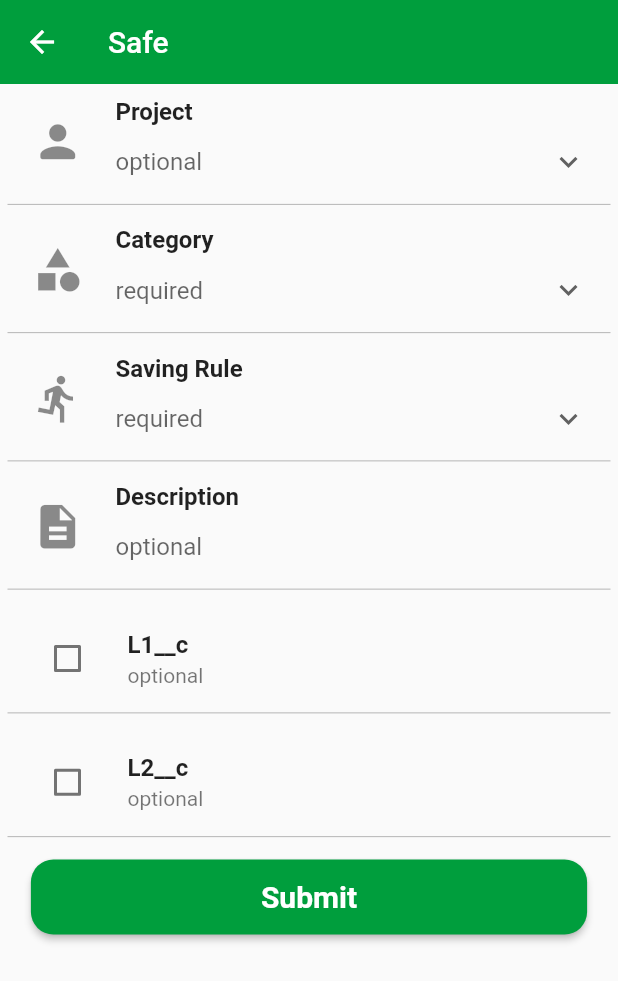
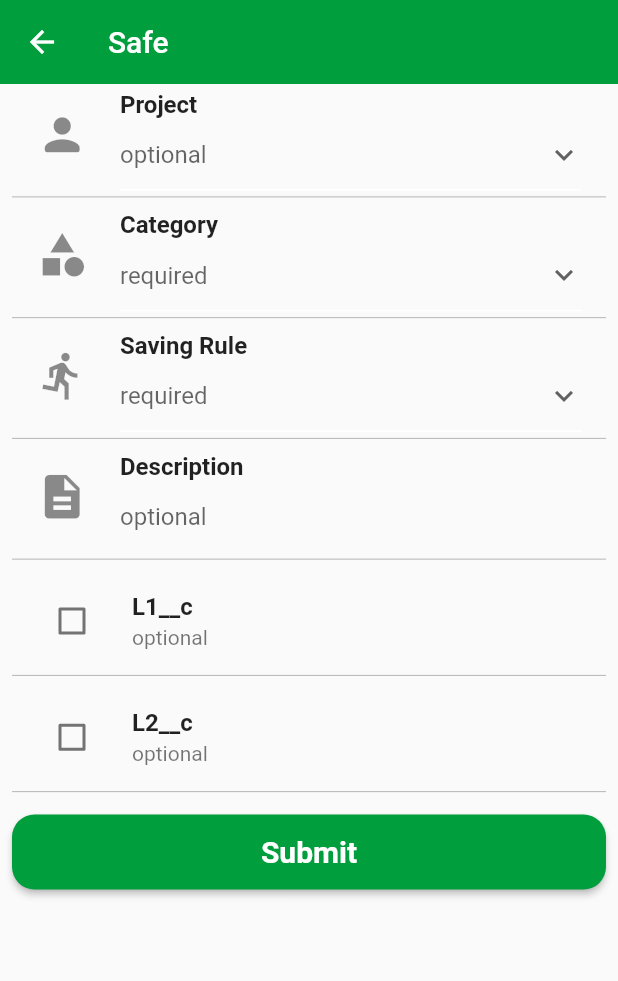
Before and after one commit to divyang-mobio/wts_energy, a Flutter app: the SafeScreen screen opened directly, on a phone screen of 412 x 824 dp. Shown: the top 981 px of the screen. Run offline on Flutter 3.47's test engine with Material 2 defaults, Android fonts, the phone set to English and light mode, and no system bars; our stand-ins replace bloc, flutter_bloc.

Commit message:
safe screen complete

```diff
--- a/assets/Safe.json
+++ b/assets/Safe.json
@@ -12,7 +12,7 @@
          "selectedOption": null,
          "id": "Project_Safe",
          "hint": "optional",
-         "IsRequired": "true",
+         "IsRequired": "false",
          "isSafe": false,
          "default": "Jon",
          "options": [
@@ -111,7 +111,7 @@
          "selectedOption": null,
          "id": "Description_Safe",
          "hint": "optional",
-         "IsRequired": "false",
+         "IsRequired": "true",
          "isSafe": false,
          "default": "Jon",
          "options": [
--- /dev/null
+++ b/lib/controller/drop_down_boc/drop_down_bloc.dart
@@ -0,0 +1,13 @@
+import 'package:bloc/bloc.dart';
+
+part 'drop_down_event.dart';
+
+part 'drop_down_state.dart';
+
+class DropDownBloc extends Bloc<DropDownEvent, DropDownState> {
+  DropDownBloc() : super(DropDownInitial()) {
+    on<SelectValue>((event, emit) {
+      emit(DropDownSelectedValue());
+    });
+  }
+}
--- /dev/null
+++ b/lib/controller/drop_down_boc/drop_down_event.dart
@@ -0,0 +1,5 @@
+part of 'drop_down_bloc.dart';
+
+abstract class DropDownEvent {}
+
+class SelectValue extends DropDownEvent {}
--- /dev/null
+++ b/lib/controller/drop_down_boc/drop_down_state.dart
@@ -0,0 +1,7 @@
+part of 'drop_down_bloc.dart';
+
+abstract class DropDownState {}
+
+class DropDownInitial extends DropDownState {}
+
+class DropDownSelectedValue extends DropDownState {}
--- /dev/null
+++ b/lib/controller/validation_bloc/validation_bloc.dart
@@ -0,0 +1,13 @@
+import 'package:bloc/bloc.dart';
+
+part 'validation_event.dart';
+
+part 'validation_state.dart';
+
+class ValidationBloc extends Bloc<ValidationEvent, ValidationState> {
+  ValidationBloc() : super(ValidationInitial()) {
+    on<ValidationInComplete>((event, emit) {
+      emit(ValidationError());
+    });
+  }
+}
--- /dev/null
+++ b/lib/controller/validation_bloc/validation_event.dart
@@ -0,0 +1,5 @@
+part of 'validation_bloc.dart';
+
+abstract class ValidationEvent {}
+
+class ValidationInComplete extends ValidationEvent {}
--- /dev/null
+++ b/lib/controller/validation_bloc/validation_state.dart
@@ -0,0 +1,7 @@
+part of 'validation_bloc.dart';
+
+abstract class ValidationState {}
+
+class ValidationInitial extends ValidationState {}
+
+class ValidationError extends ValidationState {}
--- a/lib/resources/list_resources.dart
+++ b/lib/resources/list_resources.dart
@@ -10,3 +10,14 @@ List<DataModel> data = [
   DataModel(image: 'assets/ic_feedback_reports.png', title: 'Reports'),
   DataModel(image: 'assets/ic_safe.png', title: 'Settings'),
 ];
+
+
+
+List<IconData> iconData = [
+  Icons.person_rounded,
+  Icons.category,
+  Icons.directions_run_outlined,
+  Icons.description,
+  Icons.description,
+  Icons.description
+];
--- a/lib/resources/resources.dart
+++ b/lib/resources/resources.dart
@@ -1,3 +1,5 @@
+import 'package:flutter/material.dart';
+
 import '../model/item_model.dart';
 
 part 'list_resources.dart';
--- a/lib/views/safe_screen.dart
+++ b/lib/views/safe_screen.dart
@@ -1,8 +1,10 @@
 import 'dart:convert';
-
 import 'package:flutter/material.dart';
-
+import 'package:flutter_bloc/flutter_bloc.dart';
+import '../controller/drop_down_boc/drop_down_bloc.dart';
+import '../controller/validation_bloc/validation_bloc.dart';
 import '../model/data_model.dart';
+import '../resources/resources.dart';
 
 class SafeScreen extends StatefulWidget {
   const SafeScreen({Key? key}) : super(key: key);
@@ -13,6 +15,7 @@ class SafeScreen extends StatefulWidget {
 
 class _SafeScreenState extends State<SafeScreen> {
   SafeModel? safeModel;
+  final _formKey = GlobalKey<FormState>();
 
   @override
   void initState() {
@@ -28,6 +31,155 @@ class _SafeScreenState extends State<SafeScreen> {
     setState(() {});
   }
 
+  Form formView() {
+    return Form(
+      key: _formKey,
+      child: SingleChildScrollView(
+        child: Padding(
+          padding: const EdgeInsets.only(left: 8, right: 8),
+          child: Column(children: [
+            ListView.builder(
+                physics: const NeverScrollableScrollPhysics(),
+                shrinkWrap: true,
+                itemCount: safeModel?.properties?.length,
+                itemBuilder: (context, index) =>
+                    (safeModel?.properties?[index].type == "options")
+                        ? MultiBlocProvider(
+                            providers: [
+                              BlocProvider<ValidationBloc>(
+                                create: (context) => ValidationBloc(),
+                              ),
+                              BlocProvider<DropDownBloc>(
+                                create: (context) => DropDownBloc(),
+                              ),
+                            ],
+                            child: dropDownBlocBuilder(
+                                index: index,
+                                properties: safeModel?.properties?[index]),
+                          )
+                        : (safeModel?.properties?[index].type == "chekbox")
+                            ? checkBoxView(
+                                properties: safeModel?.properties?[index])
+                            : BlocProvider<ValidationBloc>(
+                                create: (context) => ValidationBloc(),
+                                child: textFieldBlocBuilder(
+                                    index: index,
+                                    properties: safeModel?.properties?[index]),
+                              )),
+            const SizedBox(height: 10),
+            ...?safeModel?.buttons?.map((e) => materialButton(context,
+                    onPressed: () {
+                  final isValid = _formKey.currentState?.validate();
+                  if (isValid != false) {
+                    print("submit");
+                    print(safeModel?.properties?[0].selectedOption);
+                    print(safeModel?.properties?[1].selectedOption);
+                    print(safeModel?.properties?[2].selectedOption);
+                    print(safeModel?.properties?[3].selectedOption);
+                  }
+                },
+                    title: e.title ?? "",
+                    color: Color(int.parse("0xff${e.color ?? 'ffff'}"))))
+          ]),
+        ),
+      ),
+    );
+  }
+
+  textFieldBlocBuilder({Properties? properties, required int index}) {
+    return BlocBuilder<ValidationBloc, ValidationState>(
+      builder: (context, state) {
+        if (state is ValidationError) {
+          return TextFieldView(
+              properties: properties,
+              index: index,
+              isError: true,
+              validator: (value) {
+                if (value == '' && properties?.isRequired == "true") {
+                  BlocProvider.of<ValidationBloc>(context)
+                      .add(ValidationInComplete());
+                  return "";
+                } else {
+                  return null;
+                }
+              });
+        } else {
+          return TextFieldView(
+            properties: properties,
+            index: index,
+            validator: (value) {
+              if (value == '' && properties?.isRequired == "true") {
+                BlocProvider.of<ValidationBloc>(context)
+                    .add(ValidationInComplete());
+                return "";
+              } else {
+                return null;
+              }
+            },
+            isError: false,
+          );
+        }
+      },
+    );
+  }
+
+  Padding checkBoxView({Properties? properties}) {
+    return Padding(
+      padding: const EdgeInsets.only(bottom: 5.0),
+      child: ListTile(
+        leading: Checkbox(
+          checkColor: Colors.white,
+          value: properties?.isSelected,
+          onChanged: (bool? value) {},
+        ),
+        shape: const UnderlineInputBorder(
+            borderSide: BorderSide(color: Colors.grey, width: 0.5)),
+        title: Text(
+          properties?.title ?? "",
+          style: const TextStyle(fontWeight: FontWeight.bold),
+        ),
+        subtitle: Text(properties?.hint ?? ""),
+      ),
+    );
+  }
+
+  BlocBuilder dropDownBlocBuilder(
+      {Properties? properties, required int index}) {
+    return BlocBuilder<ValidationBloc, ValidationState>(
+      builder: (context, state) {
+        if (state is ValidationError) {
+          return DropDownView(
+              isError: true,
+              index: index,
+              properties: properties,
+              validator: (value) {
+                if (value == null && properties?.isRequired == "true") {
+                  BlocProvider.of<ValidationBloc>(context)
+                      .add(ValidationInComplete());
+                  return '';
+                } else {
+                  return null;
+                }
+              });
+        } else {
+          return DropDownView(
+              isError: false,
+              index: index,
+              properties: properties,
+              validator: (value) {
+                if (value == null && properties?.isRequired == "true") {
+                  BlocProvider.of<ValidationBloc>(context)
+                      .add(ValidationInComplete());
+                  return "";
+                } else {
+                  return null;
+                }
+              });
+        }
+      },
+    );
+  }
+
   @override
   Widget build(BuildContext context) {
     return safeModel == null
@@ -41,105 +193,7 @@ class _SafeScreenState extends State<SafeScreen> {
               backgroundColor:
                   Color(int.parse("0xff${safeModel?.color ?? 'ffff'}")),
             ),
-            body: SingleChildScrollView(
-              child: Column(
-                children: [
-                  ListView.builder(
-                      physics: const NeverScrollableScrollPhysics(),
-                      shrinkWrap: true,
-                      itemCount: safeModel?.properties?.length,
-                      itemBuilder: (context, index) => (safeModel
-                                  ?.properties?[index].type ==
-                              "options")
-                          ? Padding(
-                              padding: const EdgeInsets.all(5.0),
-                              child: ListTile(
-                                leading: Icon(iconData[index], size: 35),
-                                shape: const UnderlineInputBorder(
-                                    borderSide: BorderSide(
-                                        color: Colors.grey, width: 0.5)),
-                                title: Text(
-                                  safeModel?.properties?[index].title ?? "",
-                                  style: const TextStyle(
-                                      fontWeight: FontWeight.bold),
-                                ),
-                                // subtitle: Text(
-                                //     safeModel?.properties?[index].hint ?? ""),
-                                subtitle: SizedBox(
-                                  child: DropdownButtonHideUnderline(
-                                    child: DropdownButton(
-                                      hint: Text(
-                                          safeModel?.properties?[index].hint ??
-                                              ""),
-                                      icon:
-                                          const Icon(Icons.keyboard_arrow_down),
-                                      items: safeModel
-                                          ?.properties?[index].options
-                                          ?.map((items) {
-                                        return DropdownMenuItem(
-                                          value: items.title,
-                                          child: Text(items.title.toString(),
-                                              overflow: TextOverflow.clip),
-                                        );
-                                      }).toList(),
-                                      onChanged: (newValue) {},
-                                    ),
-                                  ),
-                                ),
-                              ),
-                            )
-                          : (safeModel?.properties?[index].type == "chekbox")
-                              ? Padding(
-                                  padding: const EdgeInsets.all(5.0),
-                                  child: ListTile(
-                                    leading: Checkbox(
-                                      checkColor: Colors.white,
-                                      value: safeModel
-                                          ?.properties?[index].isSelected,
-                                      onChanged: (bool? value) {},
-                                    ),
-                                    shape: const UnderlineInputBorder(
-                                        borderSide: BorderSide(
-                                            color: Colors.grey, width: 0.5)),
-                                    title: Text(
-                                      safeModel?.properties?[index].title ?? "",
-                                      style: const TextStyle(
-                                          fontWeight: FontWeight.bold),
-                                    ),
-                                    subtitle: Text(
-                                        safeModel?.properties?[index].hint ??
-                                            ""),
-                                  ),
-                                )
-                              : Padding(
-                                  padding: const EdgeInsets.all(5.0),
-                                  child: ListTile(
-                                    leading: Icon(iconData[index], size: 35),
-                                    shape: const UnderlineInputBorder(
-                                        borderSide: BorderSide(
-                                            color: Colors.grey, width: 0.5)),
-                                    title: Text(
-                                      safeModel?.properties?[index].title ?? "",
-                                      style: const TextStyle(
-                                          fontWeight: FontWeight.bold),
-                                    ),
-                                    subtitle: TextField(
-                                      decoration: InputDecoration(
-                                          border: InputBorder.none,
-                                          hintText: safeModel
-                                              ?.properties?[index].hint),
-                                    ),
-                                  ),
-                                )),
-                  const SizedBox(height: 10),
-                  ...?safeModel?.buttons?.map((e) => materialButton(context,
-                      onPressed: () {},
-                      title: e.title ?? "",
-                      color: Color(int.parse("0xff${e.color ?? 'ffff'}"))))
-                ],
-              ),
-            ),
-          );
+            body: formView());
   }
 }
 
@@ -147,7 +201,7 @@ materialButton(context,
     {required VoidCallback onPressed, required String title, Color? color}) {
   return SizedBox(
     height: 50,
-    width: MediaQuery.of(context).size.width * .9,
+    width: MediaQuery.of(context).size.width,
     child: MaterialButton(
         shape: RoundedRectangleBorder(borderRadius: BorderRadius.circular(15)),
         textColor: Colors.white,
@@ -158,11 +212,123 @@ materialButton(context,
   );
 }
 
-List<IconData> iconData = [
-  Icons.person_rounded,
-  Icons.category,
-  Icons.directions_run_outlined,
-  Icons.description,
-  Icons.description,
-  Icons.description
-];
+class DropDownView extends StatefulWidget {
+  const DropDownView(
+      {Key? key,
+      this.properties,
+      required this.index,
+      required this.validator,
+      required this.isError})
+      : super(key: key);
+
+  final Properties? properties;
+  final int index;
+  final bool isError;
+  final FormFieldValidator validator;
+
+  @override
+  State<DropDownView> createState() => _DropDownViewState();
+}
+
+class _DropDownViewState extends State<DropDownView> {
+  UnderlineInputBorder dropDownBorder() {
+    return const UnderlineInputBorder(
+        borderSide: BorderSide(color: Colors.white));
+  }
+
+  dropDownMenu() {
+    return DropdownButtonFormField(
+        decoration: InputDecoration(
+            errorStyle: const TextStyle(fontSize: 0.1),
+            focusedErrorBorder: dropDownBorder(),
+            errorBorder: dropDownBorder(),
+            focusedBorder: dropDownBorder(),
+            enabledBorder: dropDownBorder()),
+        value: widget.properties?.selectedOption,
+        validator: widget.validator,
+        hint: Text(widget.properties?.hint ?? "",
+            style: TextStyle(
+                color: (widget.isError) ? Colors.red : null,
+                fontWeight: (widget.isError) ? FontWeight.bold : null)),
+        icon: const Icon(Icons.keyboard_arrow_down),
+        items: widget.properties?.options?.map((items) {
+          return DropdownMenuItem(
+            value: items.title,
+            child: Text(items.title.toString(), overflow: TextOverflow.clip),
+          );
+        }).toList(),
+        onChanged: (newValue) {
+          widget.properties?.selectedOption = newValue;
+          BlocProvider.of<DropDownBloc>(context).add(SelectValue());
+        });
+  }
+
+  @override
+  Widget build(BuildContext context) {
+    return Padding(
+      padding: const EdgeInsets.only(bottom: 5),
+      child: ListTile(
+        leading: Icon(iconData[widget.index], size: 35),
+        shape: const UnderlineInputBorder(
+            borderSide: BorderSide(color: Colors.grey, width: 0.5)),
+        title: Text(
+          widget.properties?.title ?? "",
+          style: const TextStyle(fontWeight: FontWeight.bold),
+        ),
+        subtitle: SizedBox(
+          child: BlocBuilder<DropDownBloc, DropDownState>(
+            builder: (context, state) {
+              if (state is DropDownSelectedValue) {
+                return dropDownMenu();
+              } else {
+                return dropDownMenu();
+              }
+            },
+          ),
+        ),
+      ),
+    );
+  }
+}
+
+class TextFieldView extends StatelessWidget {
+  const TextFieldView(
+      {Key? key,
+      this.properties,
+      required this.isError,
+      required this.validator,
+      required this.index})
+      : super(key: key);
+
+  final Properties? properties;
+  final int index;
+  final bool isError;
+  final FormFieldValidator validator;
+
+  @override
+  Widget build(BuildContext context) {
+    return Padding(
+      padding: const EdgeInsets.only(bottom: 5.0),
+      child: ListTile(
+        leading: Icon(iconData[index], size: 35),
+        shape: const UnderlineInputBorder(
+            borderSide: BorderSide(color: Colors.grey, width: 0.5)),
+        title: Text(
+          properties?.title ?? "",
+          style: const TextStyle(fontWeight: FontWeight.bold),
+        ),
+        subtitle: TextFormField(
+          validator: validator,
+          onChanged: (value) => properties?.selectedOption = value,
+          decoration: InputDecoration(
+              errorStyle: const TextStyle(fontSize: 0.1),
+              border: InputBorder.none,
+              hintStyle: TextStyle(
+                  color: (isError) ? Colors.red : null,
+                  fontWeight: (isError) ? FontWeight.bold : null),
+              hintText: properties?.hint),
+        ),
+      ),
+    );
+  }
+}
--- a/pubspec.yaml
+++ b/pubspec.yaml
@@ -36,6 +36,8 @@ dependencies:
   # The following adds the Cupertino Icons font to your application.
   # Use with the CupertinoIcons class for iOS style icons.
   cupertino_icons: ^1.0.2
+  flutter_bloc: ^8.1.1
+  bloc: ^8.1.0
 
 dev_dependencies:
   flutter_test:
```
Also changed, not shown: lib/resources/color_resources.dart (added), lib/resources/text_resources.dart (added), pubspec.lock.
